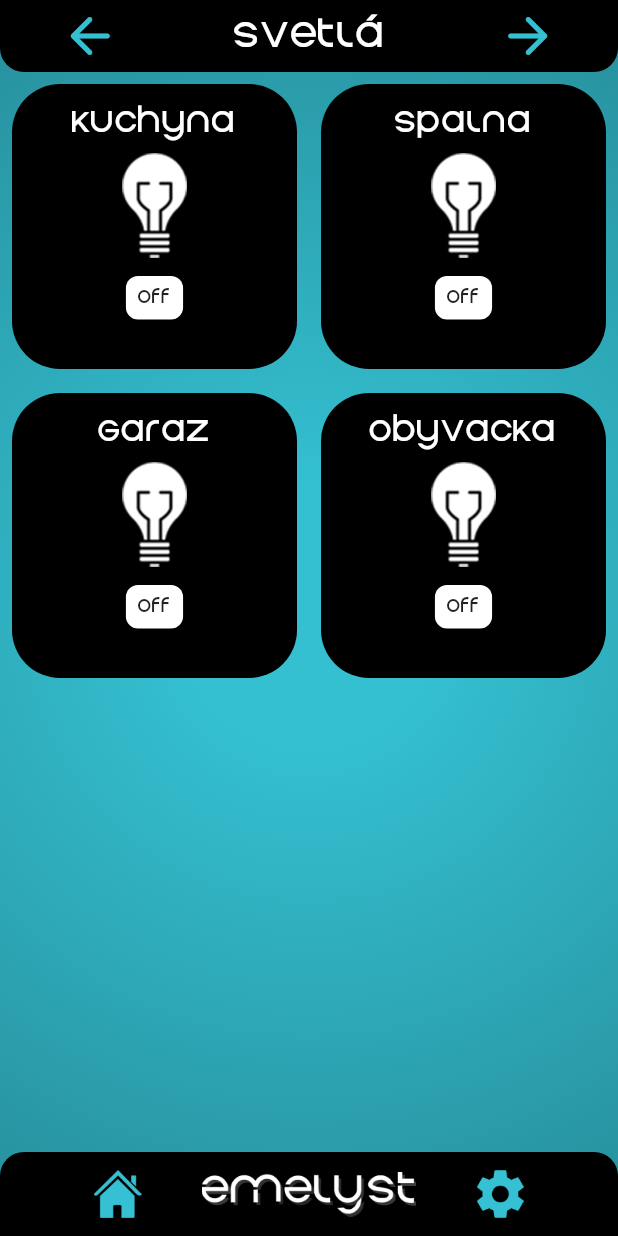
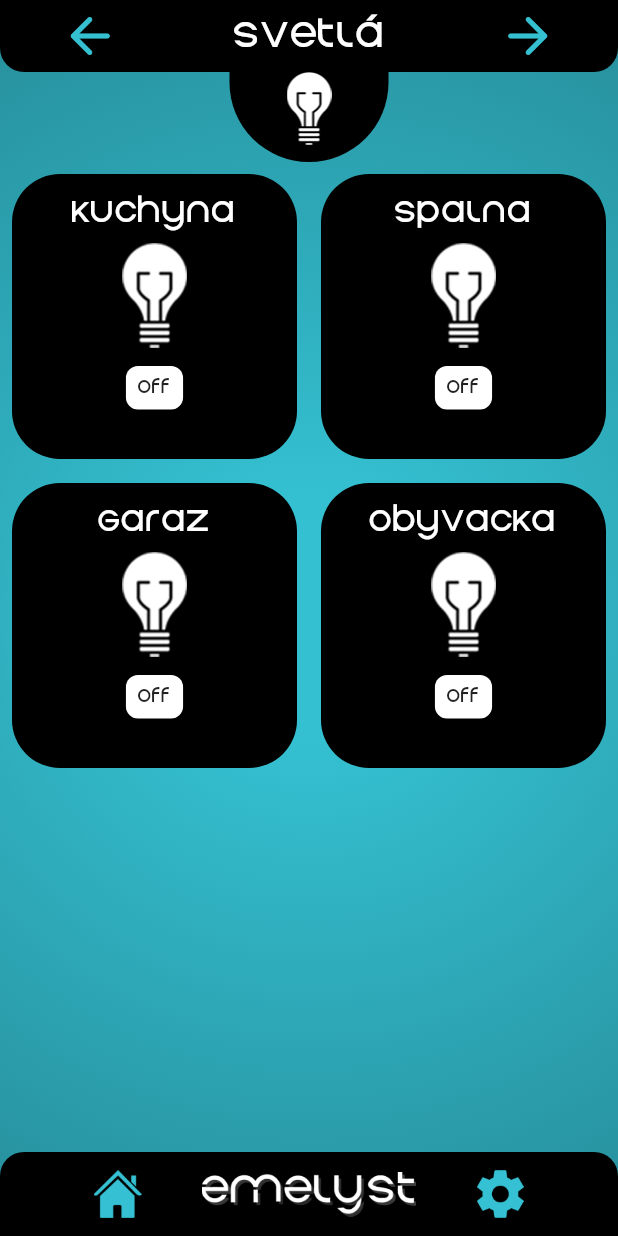
Before and after one commit to iggy228/Emelyst, a Flutter app: the Lights screen opened by its route, on a phone screen of 412 x 824 dp. Run offline on Flutter 3.47's test engine with Material 2 defaults, Android fonts, the phone set to English and light mode, and no system bars; our stand-ins replace fl_chart, flutter_spinkit; missing offline and left inert: mqtt_client.

Commit message:
Making header icon box

```diff
--- a/lib/pages/lights.dart
+++ b/lib/pages/lights.dart
@@ -1,4 +1,5 @@
 import 'package:emelyst/widgets/header.dart';
+import 'package:emelyst/widgets/header_icon_box.dart';
 import 'package:emelyst/widgets/light_card.dart';
 import 'package:emelyst/widgets/navigation.dart';
 import 'package:emelyst/widgets/radial_background.dart';
@@ -67,6 +68,7 @@ class _LightsState extends State<Lights> {
       child: Column(
         children: [
           Header(title: 'Svetlá'),
+          HeaderIconBox('light', 'icons/light.png'),
           Expanded(
             child: GridView.builder(
               itemCount: lights.length,
--- /dev/null
+++ b/lib/widgets/header_icon_box.dart
@@ -0,0 +1,25 @@
+import 'package:flutter/material.dart';
+
+class HeaderIconBox extends StatelessWidget {
+  final String iconUrl;
+  final String name;
+
+  HeaderIconBox(this.name, this.iconUrl);
+
+  @override
+  Widget build(BuildContext context) {
+    return Center(
+      child: Container(
+        padding: EdgeInsets.fromLTRB(38, 0, 38, 8),
+        decoration: BoxDecoration(
+          color: Colors.black,
+          borderRadius: BorderRadius.vertical(bottom: Radius.circular(100))
+        ),
+        child: Hero(
+          tag: 'Emelyst-$name',
+          child: Image.asset(iconUrl, width: 30, color: Colors.white),
+        ),
+      ),
+    );
+  }
+}
```
